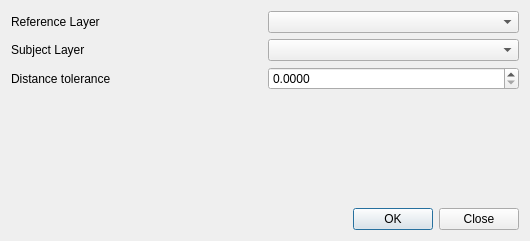
Qt form src/qgsconflate/dialog.ui (ctu-geoforall-lab-projects/bp-fiedlerova-2013) before a commit.
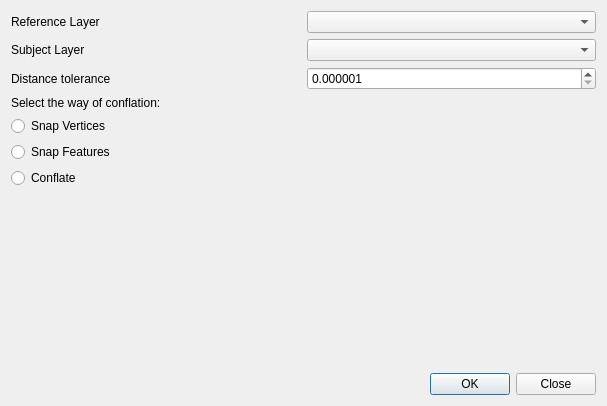
The same form after that commit.

```diff
--- a/src/qgsconflate/dialog.ui
+++ b/src/qgsconflate/dialog.ui
@@ -6,14 +6,14 @@
    <rect>
     <x>0</x>
     <y>0</y>
-    <width>530</width>
-    <height>241</height>
+    <width>607</width>
+    <height>406</height>
    </rect>
   </property>
   <property name="windowTitle">
    <string>Dialog</string>
   </property>
-  <layout class="QVBoxLayout" name="verticalLayout">
+  <layout class="QVBoxLayout" name="verticalLayout_2">
    <item>
     <layout class="QHBoxLayout" name="horizontalLayout">
      <item>
@@ -54,7 +54,42 @@
      <item>
       <widget class="QDoubleSpinBox" name="mSpinBoxDist">
        <property name="decimals">
-        <number>4</number>
+        <number>6</number>
+       </property>
+       <property name="minimum">
+        <double>0.000001000000000</double>
+       </property>
+      </widget>
+     </item>
+    </layout>
+   </item>
+   <item>
+    <layout class="QVBoxLayout" name="verticalLayout">
+     <item>
+      <widget class="QLabel" name="label">
+       <property name="text">
+        <string>Select the way of conflation:</string>
+       </property>
+      </widget>
+     </item>
+     <item>
+      <widget class="QRadioButton" name="mrbSnapVertex">
+       <property name="text">
+        <string>Snap Vertices</string>
+       </property>
+      </widget>
+     </item>
+     <item>
+      <widget class="QRadioButton" name="mrbSnapFeature">
+       <property name="text">
+        <string>Snap Features</string>
+       </property>
+      </widget>
+     </item>
+     <item>
+      <widget class="QRadioButton" name="mrbConflate">
+       <property name="text">
+        <string>Conflate</string>
        </property>
       </widget>
      </item>
```
